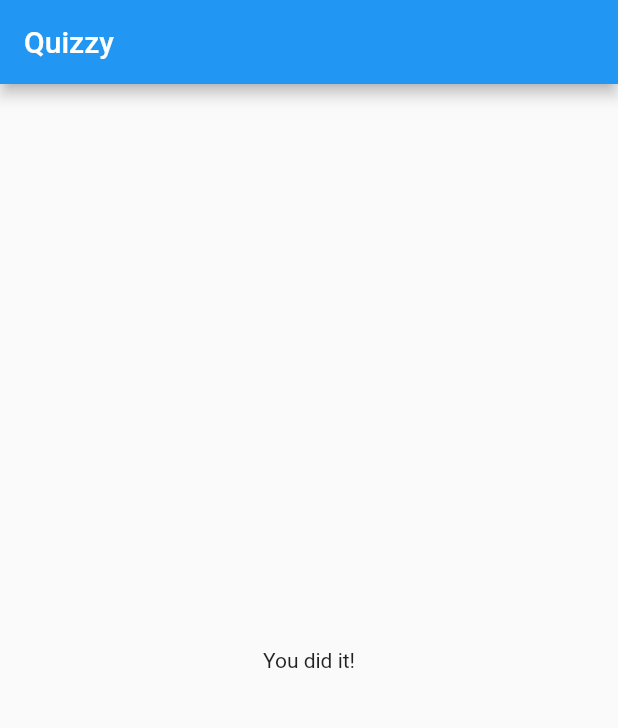
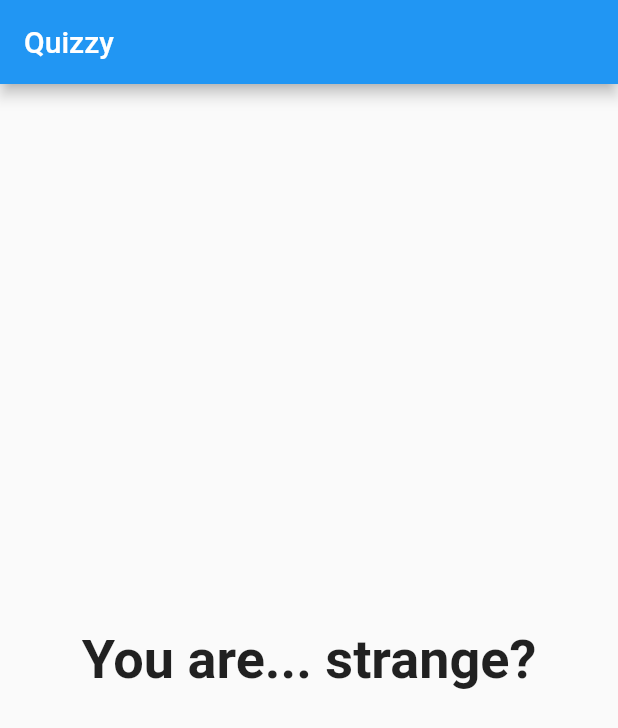
Before and after one commit to abhrp/quizzy, a Flutter app: the screen it shows after launch, after a tap on "Black", after a tap on "Tiger", after a tap on "Chocolate", on a phone screen of 412 x 824 dp. Shown: the top 728 px of the screen. Run offline on Flutter 3.47's test engine with Material 2 defaults, Android fonts, the phone set to English and light mode, and no system bars.

```diff
--- a/lib/answer.dart
+++ b/lib/answer.dart
@@ -3,8 +3,9 @@ import 'package:flutter/material.dart';
 class Answer extends StatelessWidget {
   final Function clicked;
   final String answer;
+  final int score;
 
-  Answer(this.clicked, this.answer);
+  Answer(this.clicked, this.answer, this.score);
 
   @override
   Widget build(BuildContext context) {
@@ -12,7 +13,7 @@ class Answer extends StatelessWidget {
       width: double.infinity,
       child: RaisedButton(
         child: Text(answer, style: TextStyle(color: Colors.white)),
-        onPressed: clicked,
+        onPressed: () => clicked(score),
         color: Colors.blue,
       ),
     );
--- a/lib/main.dart
+++ b/lib/main.dart
@@ -1,6 +1,7 @@
 import 'package:flutter/material.dart';
 
 import './quiz.dart';
+import './result.dart';
 
 void main() => runApp(QuizzyApp());
 
@@ -15,23 +16,41 @@ class _QuizzyState extends State<QuizzyApp> {
   final _questions = const [
     {
       'question': 'What\'s your favorite color?',
-      'answers': ['Black', 'Red', 'Green', 'White']
+      'answers': [
+        {'text': 'Black', 'score': 10},
+        {'text': 'Red', 'score': 8},
+        {'text': 'Green', 'score': 5},
+        {'text': 'White', 'score': 2}
+      ]
     },
     {
       'question': 'What\'s your favorite animal?',
-      'answers': ['Elephant', 'Tiger', 'Lion', 'Leopard']
+      'answers': [
+        {'text': 'Elephant', 'score': 20},
+        {'text': 'Tiger', 'score': 30},
+        {'text': 'Lion', 'score': 50},
+        {'text': 'Leopard', 'score': 25}
+      ]
     },
     {
       'question': 'What\'s your favorite ice-cream?',
-      'answers': ['Vanilla', 'Butterscotch', 'Chocolate', 'Caramel']
+      'answers': [
+        {'text': 'Vanilla', 'score': 5},
+        {'text': 'Butterscotch', 'score': 10},
+        {'text': 'Chocolate', 'score': 20},
+        {'text': 'Caramel', 'score': 40}
+      ]
     }
   ];
   var _questionIndex = 0;
+  var _totalScore = 0;
 
-  void _answerClicked() {
+  void _answerClicked(int score) {
     setState(() {
       _questionIndex += 1;
     });
+    _totalScore += score;
+    print(_totalScore);
   }
 
   @override
@@ -44,9 +63,7 @@ class _QuizzyState extends State<QuizzyApp> {
                 question: _questions[_questionIndex]['question'],
                 answers: _questions[_questionIndex]['answers'],
                 clicked: _answerClicked)
-            : Center(
-                child: Text('You did it!'),
-              ), //Column
+            : Result(_totalScore),
       ), //Scaffold
     ); //MaterialApp
   }
--- a/lib/quiz.dart
+++ b/lib/quiz.dart
@@ -5,7 +5,7 @@ import './question.dart';
 
 class Quiz extends StatelessWidget {
   final String question;
-  final List<String> answers;
+  final List<Map<String, Object>> answers;
   final Function clicked;
 
   Quiz(
@@ -19,7 +19,7 @@ class Quiz extends StatelessWidget {
       children: [
         Question(question),
         ...answers.map((answer) {
-          return Answer(clicked, answer);
+          return Answer(clicked, answer['text'], answer['score']);
         }).toList()
       ],
     );
--- a/lib/result.dart
+++ b/lib/result.dart
@@ -0,0 +1,32 @@
+import 'package:flutter/material.dart';
+
+class Result extends StatelessWidget {
+  final int finalScore;
+
+  Result(this.finalScore);
+
+  String get resultPhrase {
+    String resultText;
+    if (finalScore <= 30) {
+      resultText = 'You are awesome!';
+    } else if (finalScore <= 50) {
+      resultText = 'Pretty likeable';
+    } else if (finalScore <= 80) {
+      resultText = 'You are... strange?';
+    } else {
+      resultText = 'You are bad!';
+    }
+    return resultText;
+  }
+
+  @override
+  Widget build(BuildContext context) {
+    return Center(
+      child: Text(
+        resultPhrase,
+        style: TextStyle(fontSize: 36, fontWeight: FontWeight.bold),
+        textAlign: TextAlign.center,
+      ),
+    );
+  }
+}
```
